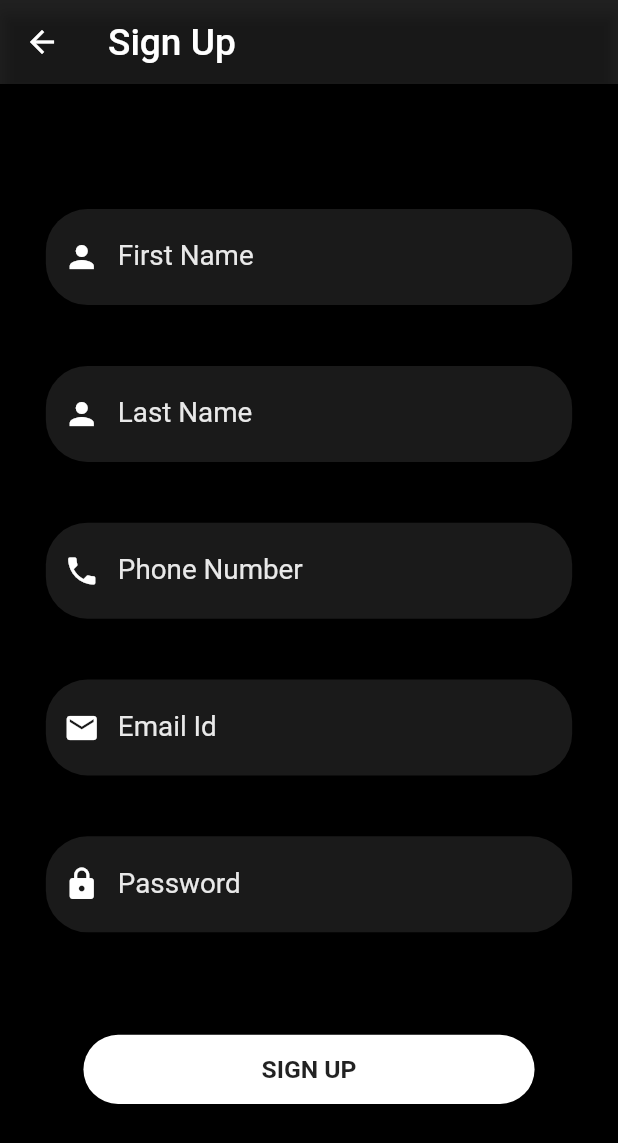
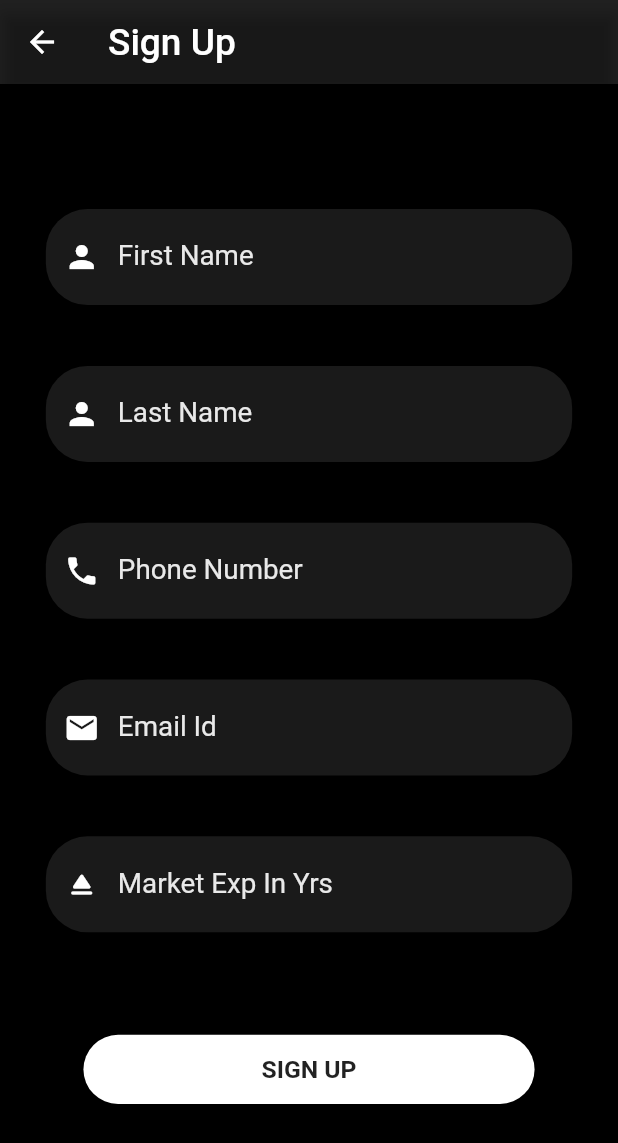
Before and after one commit to ujjwaljain14/stocks_app, a Flutter app: the SignInScreen screen opened directly, after a tap on "Don't have an account?", on a phone screen of 412 x 824 dp. Shown: the top 1143 px of the screen. Run offline on Flutter 3.47's test engine with Material 2 defaults, Android fonts, the phone set to English and light mode, and no system bars; our stand-ins replace cloud_firestore, csv, firebase_auth, firebase_core, fl_chart, flutter_otp_text_field and 2 more; accounts and stored records are empty; network calls fail.

Commit message:
Corrected the login mechanism

```diff
--- a/lib/screens/home.dart
+++ b/lib/screens/home.dart
@@ -1,5 +1,6 @@
 import 'dart:convert';
 
+import 'package:firebase_auth/firebase_auth.dart';
 import 'package:flutter/material.dart';
 import 'package:stocks_app/screens/signin.dart';
 import 'package:stocks_app/widgets/search_data.dart';
@@ -124,6 +125,7 @@ class _HomeScreenState extends State<HomeScreen> {
                                         Icons.circle_sharp,color: Colors.grey.shade900.withOpacity(0.8),size: 3.93.h,),
                                       IconButton(
                                         onPressed: (){
+                                          FirebaseAuth.instance.signOut();
                                           Navigator.of(context).pushAndRemoveUntil(
                                               MaterialPageRoute(
                                                   builder: (context) => const SignInScreen()
--- a/lib/screens/signin.dart
+++ b/lib/screens/signin.dart
@@ -1,4 +1,5 @@
 import 'package:cloud_firestore/cloud_firestore.dart';
+import 'package:firebase_auth/firebase_auth.dart';
 import 'package:flutter/material.dart';
 import 'package:sizer/sizer.dart';
 import 'package:stocks_app/screens/home.dart';
@@ -10,7 +11,7 @@ import 'package:stocks_app/screens/signup.dart';
 class SignInScreen extends StatefulWidget {
 
   const SignInScreen({super.key});
-
+  static String verify="";
   @override
     _SignInScreenState createState() => _SignInScreenState();
 
@@ -31,20 +32,30 @@ class _SignInScreenState extends State<SignInScreen> {
     );
   }
 
+  otpSendingMethod(){
+    auth.verifyPhoneNumber(
+      phoneNumber: '+91 ${_phoneNumTextController.text}',
+      verificationCompleted: (PhoneAuthCredential credential) async{
+        await auth.signInWithCredential(credential);
+        Navigator.of(context).pop(true);
+      },
+      verificationFailed: (FirebaseAuthException e) {},
+      codeSent: (String verificationId, int? resendToken) {
+        SignInScreen.verify = verificationId;
+      },
+      codeAutoRetrievalTimeout: (String verificationId) {},
+    );
+  }
+
+  FirebaseAuth auth = FirebaseAuth.instance;
+  var finalCode="";
+  var isVerified = false;
   @override
   Widget build(BuildContext context) {
           return Scaffold(
             body: Container(
               height: double.infinity.h,
               color: Colors.black,
-              //   decoration: const  BoxDecoration(
-              //     gradient: LinearGradient(colors:
-              //     [ Colors.black, Colors.black87,],
-              //     // [ Color(0xff000000), Color(0xff130F40),],
-              //       begin: Alignment.topCenter,
-              //       end: Alignment.bottomCenter,
-              //     ),
-              // ),
               child: SingleChildScrollView(
                 child: Column(
                   children: <Widget>[
@@ -55,20 +66,67 @@ class _SignInScreenState extends State<SignInScreen> {
                     ),
                     SizedBox(height: 10.1.h,),
                     SizedBox(width: 85.16.w,
-                        child: textFieldWidget(
-                            context, "Phone Number", Icons.verified_user, false,
-                            true, _phoneNumTextController)),
+                      child: TextField(
+                        controller: _phoneNumTextController,
+                        maxLength: 10,
+                        obscureText: false,
+                        enableSuggestions: false,
+                        autocorrect: false,
+                        cursorColor: Colors.white,
+                        style: TextStyle(color: Colors.white.withOpacity(0.8), fontSize: 15.sp),
+                        decoration: InputDecoration(
+                          prefixIcon: const Icon( Icons.verified_user, color: Colors.white,),
+                          prefixText: '+91 ',
+                          suffix: TextButton(
+                              onPressed: ()async{
+                                try{
+                                  var db = await FirebaseFirestore.instance
+                                      .collection(
+                                      'UserData').
+                                  doc(_phoneNumTextController.text).get();
+                                  if(db.exists){
+                                    otpSendingMethod();
+                                    setState(() {
+                                      isVerified = true;
+                                    });
+                                  }else{
+                                    ScaffoldMessenger.of(context).showSnackBar(const SnackBar(content: Text('Please SignUp Before Logging'),));
+                                  }
+                                }catch(e){
+                                  ScaffoldMessenger.of(context).showSnackBar(SnackBar(content: Text(e.toString()),));
+                                }
+                              },
+                              style: TextButton.styleFrom(
+                              tapTargetSize: MaterialTapTargetSize.shrinkWrap,
+                              minimumSize: Size.square(0.2.h),) ,
+                            child: const Text('Send Otp', style: TextStyle(color:Colors.white),),),
+                            prefixStyle: TextStyle(
+                                color: Colors.white, fontWeight: FontWeight.bold, fontSize: 15.sp),
+                            labelText: 'Phone Number',
+                            labelStyle: TextStyle(
+                                color: Colors.white60.withOpacity(0.9), fontSize: 13.5.sp),
+                            filled: true,
+                            fillColor: Colors.white.withOpacity(0.1),
+                            border: OutlineInputBorder(borderRadius: BorderRadius.circular(3.38.h),
+                                borderSide: const BorderSide(width: 0, style: BorderStyle.none))
+                        ),
+                        keyboardType: TextInputType.number,
+                      ),
+                    ),
+                        // child: textFieldWidget(
+                        //     context, "Phone Number", Icons.verified_user, false,
+                        //     true, _phoneNumTextController)),
                     SizedBox(height: 2.25.h,),
                     SizedBox(width: 85.16.w,
                         child: textFieldWidget(
-                            context, "Password", Icons.lock, true, false,
+                            context, "OTP", Icons.lock, true, false,
                             _passwordTextController)),
                     Row(
                       mainAxisAlignment: MainAxisAlignment.spaceEvenly,
                       children: [
                         TextButton(onPressed: () {},
                             child: const Text(
-                              'Forgot Password?', style: TextStyle(
+                              'Issue in logging in?', style: TextStyle(
                                 color: Colors.white60),)),
                         TextButton(onPressed: () {
                           Navigator.of(context).push(MaterialPageRoute(
@@ -86,6 +144,7 @@ class _SignInScreenState extends State<SignInScreen> {
                     SizedBox(
                         width: 73.w,
                         child: signInSignUpButton('LOG IN', () async {
+                          finalCode = _passwordTextController.text;
                           (_passwordTextController.text == "" ||
                               _phoneNumTextController.text == "")
                               ?
@@ -96,11 +155,8 @@ class _SignInScreenState extends State<SignInScreen> {
                           Navigator.of(context).push(MaterialPageRoute(
                               builder: (ctx) => BlinkLoading()));
                           try {
-                            var db = await FirebaseFirestore.instance
-                                .collection(
-                                'UserData').
-                            doc(_phoneNumTextController.text).get().timeout(const Duration(seconds: 5));
-                            if (!db.exists == true) {
+                            // doc(_phoneNumTextController.text).get().timeout(const Duration(seconds: 5));
+                            if (!isVerified) {
                               Navigator.of(context).pushAndRemoveUntil(
                                   MaterialPageRoute(
                                       builder: (context) => const SignInScreen()
@@ -110,10 +166,16 @@ class _SignInScreenState extends State<SignInScreen> {
                               _phoneNumTextController.clear();
                               ScaffoldMessenger.of(context).showSnackBar(
                                   const SnackBar(
-                                      content: Text('Invalid Phone Number')));
+                                      content: Text('Please Generate Otp First')));
                             }
-                            else
-                            if (db['password'] == _passwordTextController.text) {
+                            else {
+                              try {
+                                PhoneAuthCredential credential =
+                                PhoneAuthProvider.credential(
+                                  verificationId: SignInScreen.verify,
+                                  smsCode: finalCode,
+                                );
+                                await auth.signInWithCredential(credential);
                                 Navigator.of(context).pushAndRemoveUntil(
                                 MaterialPageRoute(
                                 builder: (context) => const HomeScreen()
@@ -121,7 +183,8 @@ class _SignInScreenState extends State<SignInScreen> {
                                 (Route<dynamic> route) => false);
                                 _passwordTextController.clear();
                                 _phoneNumTextController.clear();
-                            } else {
+                              }catch(e){
+                                ScaffoldMessenger.of(context).showSnackBar(SnackBar(content: Text(e.toString()),));
                                 Navigator.of(context).pushAndRemoveUntil(
                                 MaterialPageRoute(
                                 builder: (context) => const SignInScreen()
@@ -129,18 +192,13 @@ class _SignInScreenState extends State<SignInScreen> {
                                 (Route<dynamic> route) => false);
                                 _passwordTextController.clear();
                                 _phoneNumTextController.clear();
-                              ScaffoldMessenger.of(context).showSnackBar(
-                                  const SnackBar(
-                                      content: Text('Incorrect Password')));
+                              }
                             }
                           }catch(e){
-                            print('-----------------------------------------------------');
-                            print(e);
                             ScaffoldMessenger.of(context).showSnackBar(
                                 const SnackBar(
                                     content: Text('Check your internet connection and try again')));
                           }
-
                         })
                     ),
 
--- a/lib/screens/signup.dart
+++ b/lib/screens/signup.dart
@@ -1,4 +1,5 @@
 import 'package:cloud_firestore/cloud_firestore.dart';
+import 'package:firebase_auth/firebase_auth.dart';
 import 'package:flutter/material.dart';
 import 'package:stocks_app/screens/phone_verify.dart';
 import 'package:stocks_app/widgets/signin_signup.dart';
@@ -16,7 +17,7 @@ class _SignUpScreenState extends State<SignUpScreen> {
   final TextEditingController _lastNameTextController = TextEditingController();
   final TextEditingController _phoneNumberTextController = TextEditingController();
   final TextEditingController _emailTextController = TextEditingController();
-  final TextEditingController _passwordTextController = TextEditingController();
+  final TextEditingController _experienceTextController = TextEditingController();
 
   bool _isVerified = false;
 
@@ -86,13 +87,6 @@ class _SignUpScreenState extends State<SignUpScreen> {
       body: Container(
         height: double.infinity,
         color: Colors.black,
-        // decoration: const  BoxDecoration(
-        //   gradient: LinearGradient(colors: [ Colors.black, Colors.black87,],
-        //     // [ Color(0xff000000), Color(0xff130F40),],
-        //     begin: Alignment.topCenter,
-        //     end: Alignment.bottomCenter,
-        //   ),
-        // ),
         child: SingleChildScrollView(
           child: Column(
             children: <Widget>[
@@ -105,7 +99,7 @@ class _SignUpScreenState extends State<SignUpScreen> {
               SizedBox(height:2.25.h),
               SizedBox(width:85.16.w, child: textFieldWidget(context, 'Email Id', Icons.email, false, false, _emailTextController)),
               SizedBox(height:2.25.h),
-              SizedBox(width:85.16.w, child: textFieldWidget(context, 'Password', Icons.lock, true, false, _passwordTextController)),
+              SizedBox(width:85.16.w, child: textFieldWidget(context, 'Market Exp In Yrs', Icons.eject_rounded, false, false, _experienceTextController)),
               SizedBox(height:5.62.h),
               SizedBox(
                 width: 73.w,
@@ -119,16 +113,17 @@ class _SignUpScreenState extends State<SignUpScreen> {
                     text = "Phone number must be verified";
                   }else if(_emailTextController.text == ''){
                     text = "Email can't be empty";
-                  }else if(_passwordTextController.text.length < 8){
-                    text = "Password must contain 8 characters";
+                  }else if(_experienceTextController.text ==''){
+                    text = "Experience can't be empty";
                   }else{
                     FirebaseFirestore.instance.collection('UserData').
                       doc(_phoneNumberTextController.text).set({
                         "firstName":_firstNameTextController.text,
                         "lastName":_lastNameTextController.text,
                         "email":_emailTextController.text,
-                        "password":_passwordTextController.text,
+                        "Market Experience":_experienceTextController.text,
                     });
+                    // FirebaseAuth.instance.signOut();
                     Navigator.of(context).pop();
                   }
                   if(text.isNotEmpty){
--- a/lib/widgets/signin_signup.dart
+++ b/lib/widgets/signin_signup.dart
@@ -2,12 +2,12 @@ import 'package:flutter/material.dart';
 import 'package:stocks_app/screens/phone_verify.dart';
 import 'package:sizer/sizer.dart';
 
-TextField textFieldWidget(context, String text, IconData icon, bool isPasswordType, bool isPhoneNum, TextEditingController controller,{bool isVerified=false, bool isSignUp = false}) {
+TextField textFieldWidget(context, String text, IconData icon, bool isOtpType, bool isPhoneNum, TextEditingController controller,{bool isVerified=false, bool isSignUp = false}) {
   return TextField(controller: controller,
-    maxLength: isPhoneNum ? 10 : TextField.noMaxLength,
-    obscureText: isPasswordType,
-    enableSuggestions: !isPasswordType,
-    autocorrect: !isPasswordType,
+    maxLength: isPhoneNum ? 10 : isOtpType ? 6 : TextField.noMaxLength,
+    obscureText: isOtpType,
+    enableSuggestions: !isOtpType,
+    autocorrect: !isOtpType,
     cursorColor: Colors.white,
     style: TextStyle(color: Colors.white.withOpacity(0.8), fontSize: 15.sp),
     decoration: InputDecoration(
@@ -23,7 +23,7 @@ TextField textFieldWidget(context, String text, IconData icon, bool isPasswordTy
                 ),
               );
               if(isVerified){
-                textFieldWidget(context, text, icon, isPasswordType, isPhoneNum, controller,isVerified: true);
+                textFieldWidget(context, text, icon, isOtpType, isPhoneNum, controller,isVerified: true);
               }
             },
               style: TextButton.styleFrom(
@@ -43,7 +43,7 @@ TextField textFieldWidget(context, String text, IconData icon, bool isPasswordTy
         border: OutlineInputBorder(borderRadius: BorderRadius.circular(3.38.h),
             borderSide: const BorderSide(width: 0, style: BorderStyle.none))
     ),
-    keyboardType: !isPhoneNum ? TextInputType.text : TextInputType.number,
+    keyboardType: (!isPhoneNum || !isOtpType)  ? TextInputType.text : TextInputType.number,
   );
 }
 
```
Also changed, not shown: lib/main.dart (+6 -7 lines), lib/screens/phone_verify.dart (+1 -9 lines), lib/widgets/auth_page.dart (added, +27 -0 lines). Lines whose indentation alone changed are shown as unchanged.
